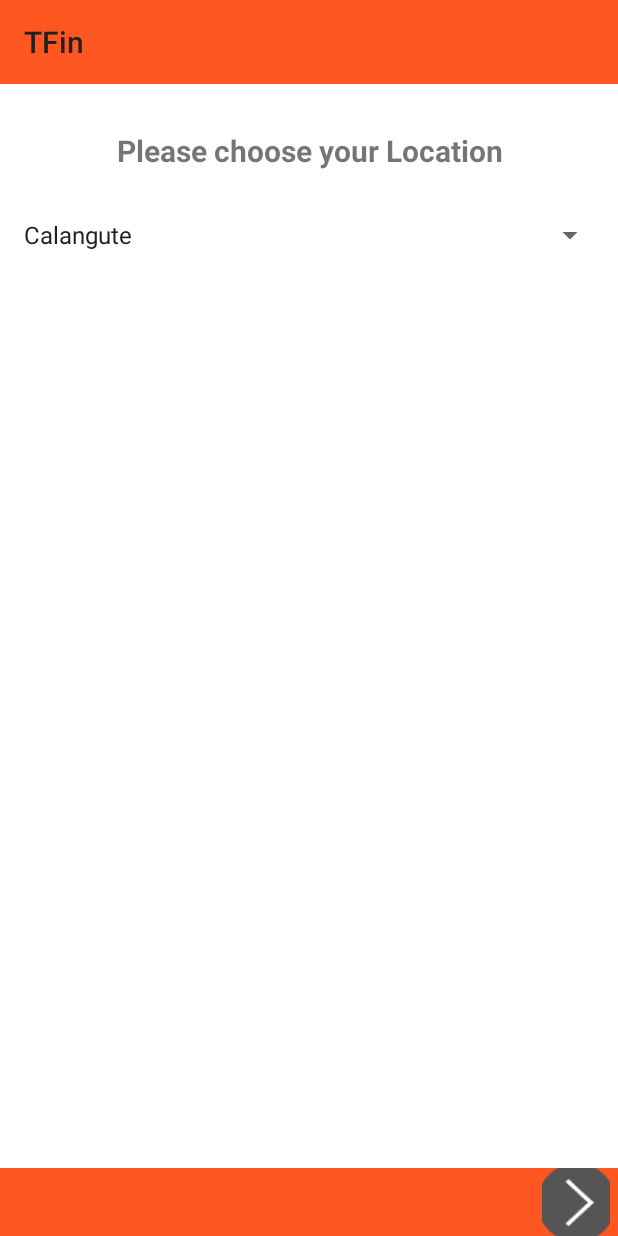
After one commit to prasadph/vinod-tiffin, an Android app: the LocActivity screen opened directly, with no data from a screen before it, on a phone screen of 412 x 824 dp. The commit adds this screen. Run offline under Robolectric (Android 15) with nearby library versions, the phone set to English and light mode, and no system bars.

Commit message:
Final commit before exam

```diff
--- /dev/null
+++ b/app/src/main/java/shubham/tfin/LocActivity.java
@@ -0,0 +1,68 @@
+package shubham.tfin;
+
+import android.content.Intent;
+import android.os.Bundle;
+import android.support.v7.app.ActionBarActivity;
+import android.support.v7.widget.Toolbar;
+import android.view.View;
+import android.widget.AdapterView;
+import android.widget.ArrayAdapter;
+import android.widget.ImageButton;
+import android.widget.Spinner;
+
+import java.util.ArrayList;
+import java.util.Arrays;
+import java.util.List;
+
+/**
+ * Created by shubham on 20/5/15.
+ */
+public class LocActivity extends ActionBarActivity{
+    Toolbar actionBar;
+    Spinner spView;
+    List<String> locList;
+    ImageButton btnGo;
+
+    @Override
+    protected void onCreate(Bundle savedInstanceState) {
+        super.onCreate(savedInstanceState);
+        setContentView(R.layout.activity_loc);
+
+        actionBar = (Toolbar) findViewById(R.id.app_barL);
+        setSupportActionBar(actionBar);
+        spView = (Spinner) findViewById(R.id.idLocList);
+        locList = new ArrayList<String>(Arrays.asList(getResources().getStringArray(R.array.loc)));
+        ArrayAdapter<String> adapter = new ArrayAdapter<String>(this, android.R.layout.simple_spinner_item, locList);
+        adapter.setDropDownViewResource(android.R.layout.simple_spinner_dropdown_item);
+        spView.setAdapter(adapter);
+
+//        spView.setOnItemClickListener(new );
+        btnGo = (ImageButton) findViewById(R.id.idbtnGoL);
+        btnGo.setOnClickListener(new View.OnClickListener() {
+            @Override
+            public void onClick(View view) {
+                Intent L = new Intent(getBaseContext(), Confirmation.class);
+                startActivity(L);
+            }
+        });
+    }
+
+    @Override
+    public void onBackPressed() {
+        super.onBackPressed();
+    }
+}
+
+//class CustomOnItemSelectedListener implements AdapterView.OnItemSelectedListener
+//{
+//
+//    @Override
+//    public void onItemSelected(AdapterView<?> adapterView, View view, int i, long l) {
+//
+//    }
+//
+//    @Override
+//    public void onNothingSelected(AdapterView<?> adapterView) {
+//
+//    }
+//}
--- /dev/null
+++ b/app/src/main/res/layout/activity_loc.xml
@@ -0,0 +1,52 @@
+<?xml version="1.0" encoding="utf-8"?>
+<RelativeLayout xmlns:android="http://schemas.android.com/apk/res/android"
+    android:layout_width="match_parent"
+    android:layout_height="match_parent"
+    android:background="@color/windowBackground">
+    <include
+        android:id="@+id/app_barL"
+        layout="@layout/app_bar"/>
+
+    <TextView
+        android:layout_width="match_parent"
+        android:layout_height="wrap_content"
+        android:layout_marginRight="8dp"
+        android:layout_marginLeft="8dp"
+        android:gravity="center"
+        android:text="Please choose your Location"
+        android:textStyle="bold"
+        android:textSize="20sp"
+        android:padding="5dp"
+        android:id="@+id/idChooseLocTxt"
+        android:layout_below="@id/app_barL"
+        android:layout_marginTop="25dp"/>
+
+    <Spinner
+        android:layout_width="match_parent"
+        android:layout_height="wrap_content"
+        android:id="@+id/idLocList"
+        android:layout_marginRight="8dp"
+        android:layout_marginLeft="8dp"
+        android:gravity="center"
+        android:layout_below="@id/idChooseLocTxt"
+        android:layout_marginTop="25dp"></Spinner>
+
+    <RelativeLayout
+        android:id="@+id/footer"
+        layout="@layout/app_bar"
+        android:layout_width="match_parent"
+        android:layout_height="45dp"
+        android:layout_alignParentBottom="true"
+        android:background="@color/primaryColor">
+        <ImageButton
+            android:layout_width="45dp"
+            android:layout_height="45dp"
+            android:id="@+id/idbtnGoL"
+            android:layout_alignParentRight="true"
+            android:layout_alignParentEnd="true"
+            android:src="@drawable/go1"
+            android:layout_marginRight="5dp"/>
+
+    </RelativeLayout>
+
+</RelativeLayout>
--- a/app/src/main/res/layout/activity_main.xml
+++ b/app/src/main/res/layout/activity_main.xml
@@ -21,7 +21,8 @@
             android:id="@+id/idbtnGo"
             android:layout_alignParentRight="true"
             android:layout_alignParentEnd="true"
-            android:src="@drawable/go1" />
+            android:src="@drawable/go1"
+            android:layout_marginRight="5dp"/>
 
         <TextView
             android:layout_width="80dp"
--- a/app/src/main/res/values/strings.xml
+++ b/app/src/main/res/values/strings.xml
@@ -9,4 +9,21 @@
         <item>South Indian Thali</item>
         <item>Rajashani Thali</item>
     </string-array>
+    <string-array name="loc">
+        <item>Calangute</item>
+        <item>Baga</item>
+        <item>Cavelossim</item>
+        <item>Panaji</item>
+        <item>Colva</item>
+        <item>Benaulim</item>
+        <item>Candolim</item>
+        <item>Old Goa</item>
+        <item>Margao</item>
+        <item>Anjuna</item>
+        <item>Vasco da Gama</item>
+        <item>Varca</item>
+        <item>Canacona</item>
+        <item>Dona Paula</item>
+        <item>Arpora</item>
+    </string-array>
 </resources>
```
Also changed, not shown: app/src/main/AndroidManifest.xml (+9 -1 lines), app/src/main/java/shubham/tfin/Confirmation.java (added, +31 -0 lines), app/src/main/java/shubham/tfin/MainActivity.java (+20 -11 lines), app/src/main/java/shubham/tfin/myDBHelper.java (added, +37 -0 lines), app/src/main/res/layout/activity_confirm.xml (added, +25 -0 lines), app/src/main/res/assets/fooddb.sqlite (added), app/src/main/res/mipmap-mdpi/icon.png (added).
